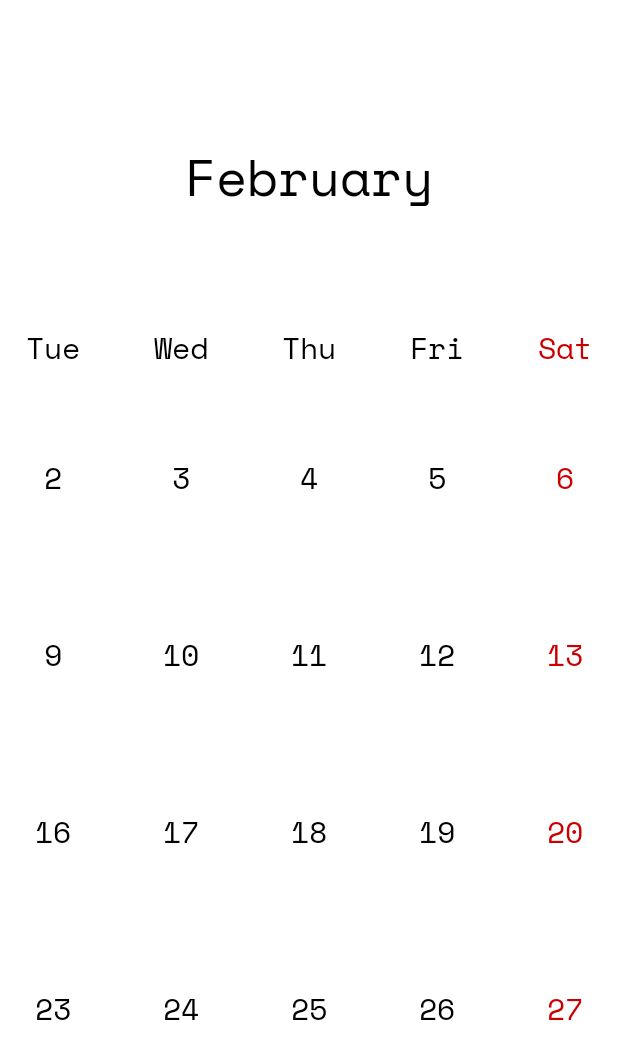
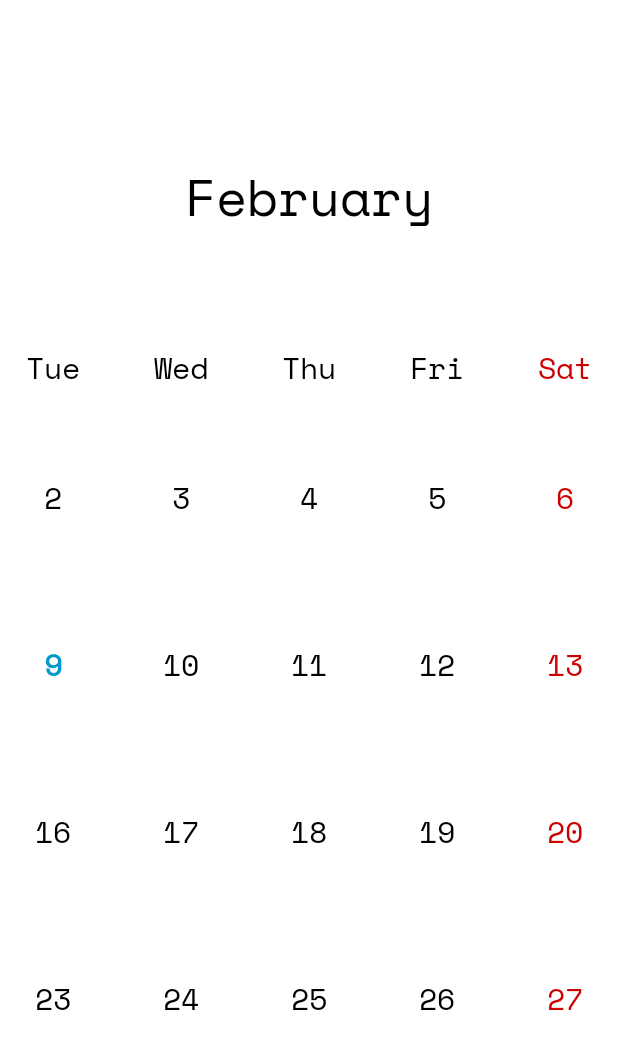
Before and after one commit to lzcapp/OHHC-Android, an Android app: the screen it shows after launch (MonthActivity), on a phone screen of 412 x 824 dp. Shown: the top 1059 px of the screen. Run offline under Robolectric (Android 15) with nearby library versions, the phone set to English and light mode, and no system bars; libraries missing offline, so code that uses them is left out: com.xhinliang.lunarcalendar; Roboto replaces fonts that are not available here; 4 statements that could not run were skipped.

Commit message:
Update to v3.7 (12)
v 3.7
在月历视图中，以蓝色标明“今日”的日期。

```diff
--- a/app/build.gradle
+++ b/app/build.gradle
@@ -16,8 +16,8 @@ android {
         applicationId 'top.rainysummer.openhappyhackingcalendar'
         minSdkVersion 23
         targetSdkVersion 30
-        versionCode 11
-        versionName "3.6"
+        versionCode 12
+        versionName "3.7"
         // multiDexEnabled true
         testInstrumentationRunner "androidx.test.runner.AndroidJUnitRunner"
         signingConfig signingConfigs.sign
--- a/app/src/main/java/top/rainysummer/openhappyhackingcalendar/MonthActivity.kt
+++ b/app/src/main/java/top/rainysummer/openhappyhackingcalendar/MonthActivity.kt
@@ -3,6 +3,7 @@ package top.rainysummer.openhappyhackingcalendar
 import android.annotation.SuppressLint
 import android.content.Intent
 import android.content.res.ColorStateList
+import android.graphics.Typeface
 import android.os.Build
 import android.os.Bundle
 import android.view.GestureDetector
@@ -69,7 +70,7 @@ class MonthActivity : AppCompatActivity() {
                 resources.getIdentifier("chnweek$it", "id", packageName)
             val chnweekrow = findViewById<TableRow>(chnweekid)
             val lpchnweek: LinearLayout.LayoutParams = chnweekrow.layoutParams as TableLayout.LayoutParams
-            lpchnweek.topMargin = 10
+            lpchnweek.topMargin = 0
             chnweekrow.layoutParams = lpchnweek
             chnweekrow.visibility = View.VISIBLE;
 
@@ -98,6 +99,22 @@ class MonthActivity : AppCompatActivity() {
             chndaycell.includeFontPadding = false
             chndaycell.setLines(3)
             chndaycell.setPadding(0, 0, 0, 0)
+
+            val today = calendar.get(Calendar.DATE) + weekIndex - 1
+            val wkToday = today % 7
+            val itToday = today / 7
+            val idDayToday: Int =
+                    resources.getIdentifier("day$itToday$wkToday", "id", packageName)
+            val idChnToday: Int =
+                    resources.getIdentifier("chn$itToday$wkToday", "id", packageName)
+            val cellDayToday = findViewById<TextView>(idDayToday)
+            val cellChnToday = findViewById<TextView>(idChnToday)
+            cellDayToday.setTypeface(cellDayToday.typeface, Typeface.BOLD);
+            cellChnToday.setTypeface(cellChnToday.typeface, Typeface.BOLD);
+            //cellDayToday.setBackgroundColor(resources.getColor(android.R.color.darker_gray, theme))
+            //cellChnToday.setBackgroundColor(resources.getColor(android.R.color.darker_gray, theme))
+            cellDayToday.setTextColor(resources.getColor(android.R.color.holo_blue_dark, theme))
+            cellChnToday.setTextColor(resources.getColor(android.R.color.holo_blue_dark, theme))
         }
 
         val detector = GestureDetector(this, object : SimpleOnGestureListener() {
```
